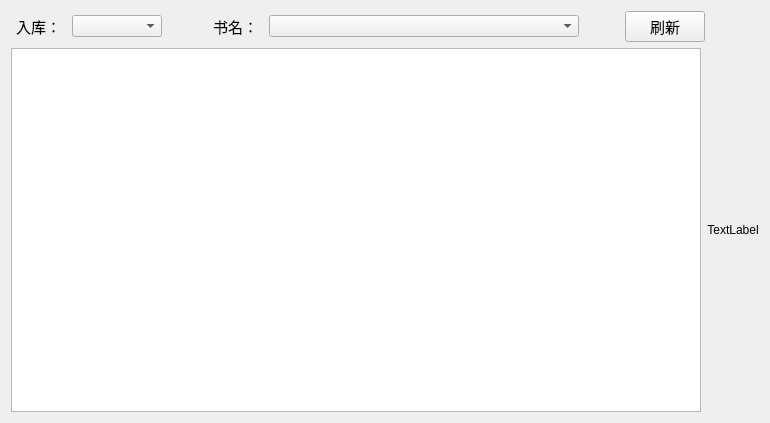
605791556/PayAccount-QT, file PayCount_QT/CTabDetailDlg.ui: the form before one commit.
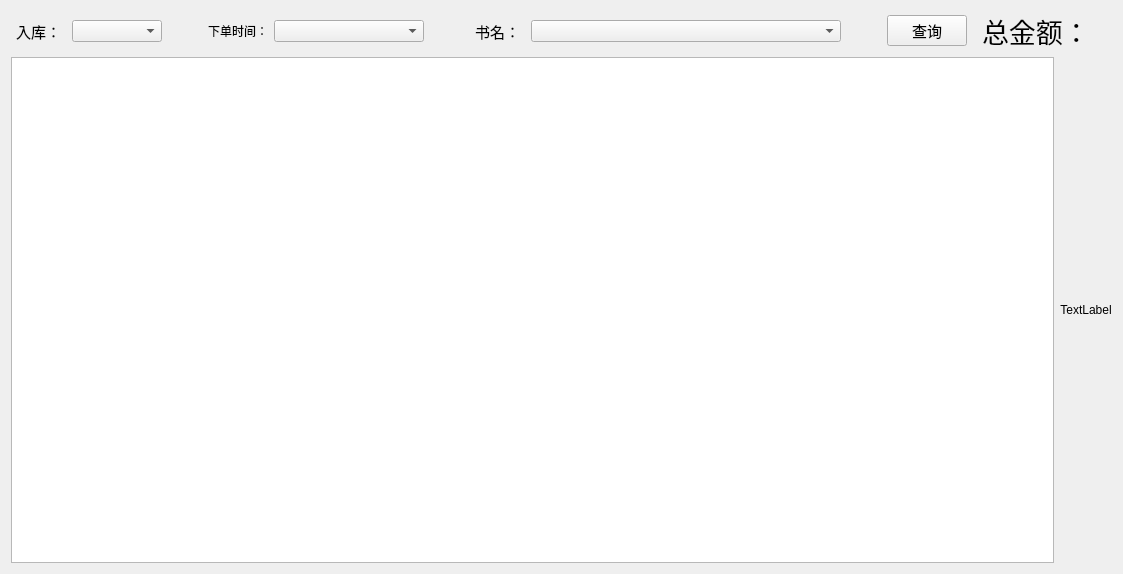
The form after the commit.

Commit message: 1.明细可统计总金额 2.明细可咱是每个工具每天的录入情况

```diff
--- a/PayCount_QT/CTabDetailDlg.ui
+++ b/PayCount_QT/CTabDetailDlg.ui
@@ -6,8 +6,8 @@
    <rect>
     <x>0</x>
     <y>0</y>
-    <width>770</width>
-    <height>423</height>
+    <width>1123</width>
+    <height>574</height>
    </rect>
   </property>
   <property name="windowTitle">
@@ -80,6 +80,45 @@
        </property>
       </widget>
      </item>
+     <item>
+      <spacer name="horizontalSpacer_6">
+       <property name="orientation">
+        <enum>Qt::Horizontal</enum>
+       </property>
+       <property name="sizeType">
+        <enum>QSizePolicy::Fixed</enum>
+       </property>
+       <property name="sizeHint" stdset="0">
+        <size>
+         <width>40</width>
+         <height>20</height>
+        </size>
+       </property>
+      </spacer>
+     </item>
+     <item>
+      <widget class="QLabel" name="label_3">
+       <property name="text">
+        <string>下单时间：</string>
+       </property>
+      </widget>
+     </item>
+     <item>
+      <widget class="QComboBox" name="cbx_xd_time">
+       <property name="minimumSize">
+        <size>
+         <width>150</width>
+         <height>0</height>
+        </size>
+       </property>
+       <property name="maximumSize">
+        <size>
+         <width>150</width>
+         <height>16777215</height>
+        </size>
+       </property>
+      </widget>
+     </item>
      <item>
       <spacer name="horizontalSpacer">
        <property name="orientation">
@@ -184,7 +223,7 @@
         </font>
        </property>
        <property name="text">
-        <string>刷新</string>
+        <string>查询</string>
        </property>
       </widget>
      </item>
@@ -201,6 +240,30 @@
        </property>
       </spacer>
      </item>
+     <item>
+      <widget class="QLabel" name="label_5">
+       <property name="font">
+        <font>
+         <pointsize>20</pointsize>
+        </font>
+       </property>
+       <property name="text">
+        <string>总金额：</string>
+       </property>
+      </widget>
+     </item>
+     <item>
+      <widget class="QLabel" name="label_all_money">
+       <property name="font">
+        <font>
+         <pointsize>20</pointsize>
+        </font>
+       </property>
+       <property name="text">
+        <string/>
+       </property>
+      </widget>
+     </item>
     </layout>
    </item>
    <item>
```
The commit also changes 56 other files.
